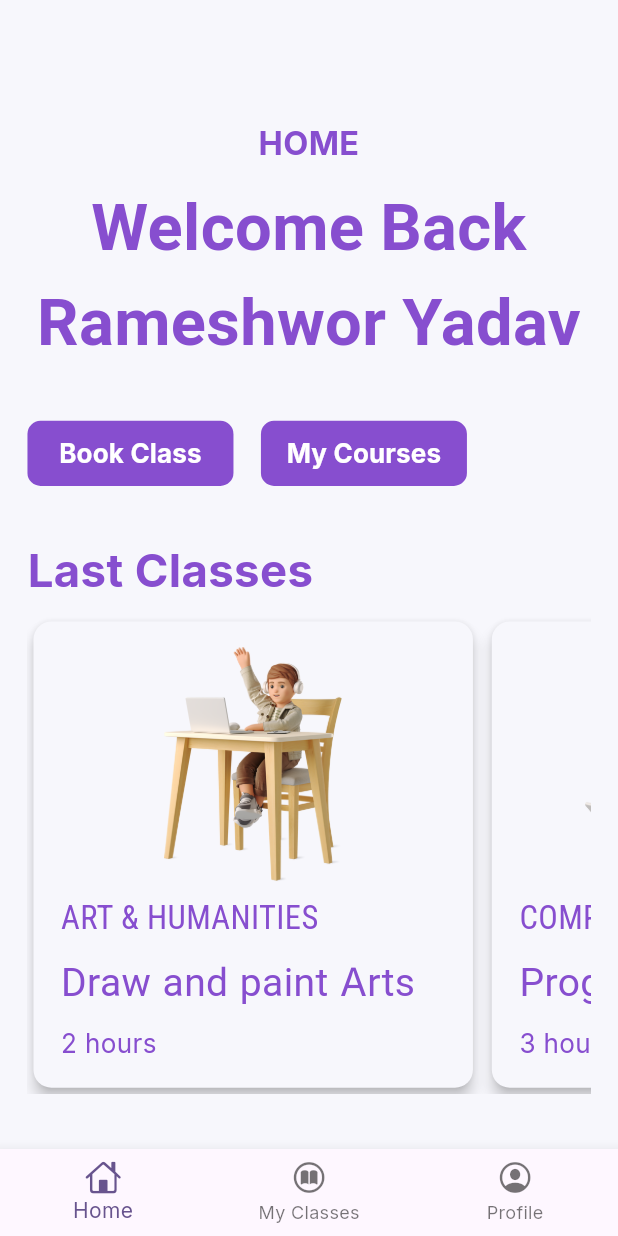
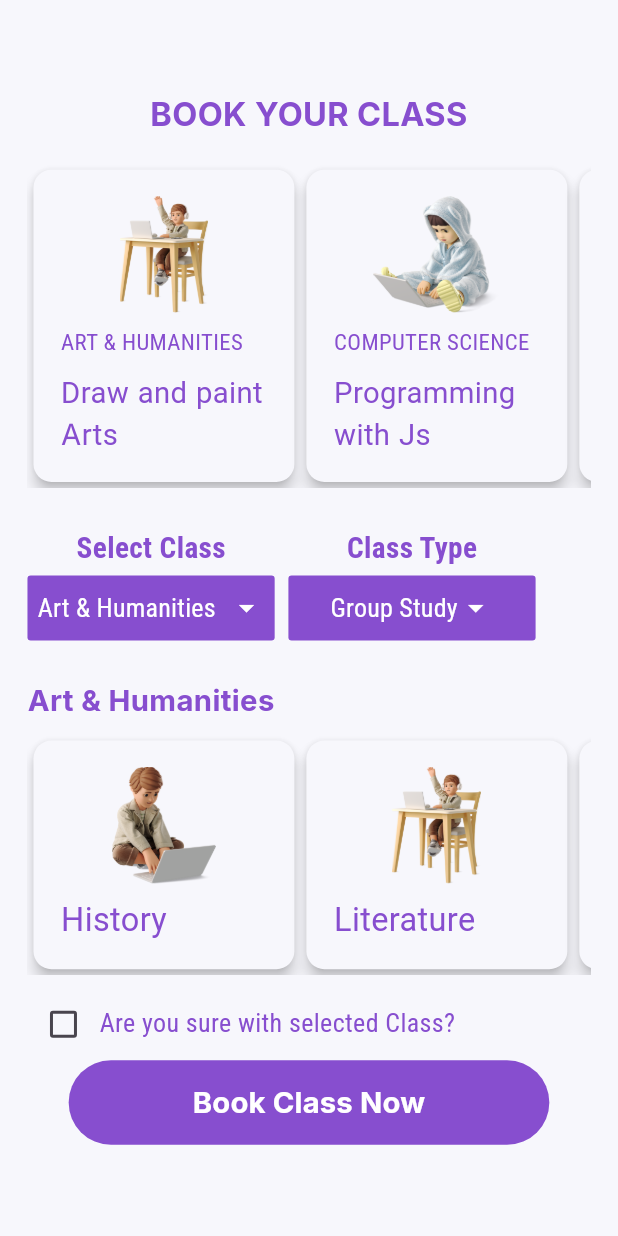
Before and after one commit to Yugesh-45d/E-Learning_app, a Flutter app: the screen it shows after launch, on a phone screen of 412 x 824 dp. Run offline on Flutter 3.47's test engine with Material 2 defaults, Android fonts, the phone set to English and light mode, and no system bars; our stand-ins replace flutter_screenutil, google_fonts.

Commit message:
Book Class Screen UI Completed

```diff
--- a/lib/config/helper_func.dart
+++ b/lib/config/helper_func.dart
@@ -160,6 +160,9 @@ class AppFunc {
     double facultytextSize = 20,
     double subjecttextSize = 24,
     double hoursTextSize = 16,
+    bool showFaculty = true,
+    bool showSubject = true,
+    bool showHours = true,
   }) {
     return Card(
       color: AppColors.backgroundColor,
@@ -174,6 +177,9 @@ class AppFunc {
                 height: imageHeight,
               ),
             ),
+            if (showFaculty)
+              Column(
+                children: [
                   AppFunc.mySizedbox(height: 8),
                   SizedBox(
                     width: cardWidth.w,
@@ -185,6 +191,11 @@ class AppFunc {
                       font: AppFonts.thirdFont,
                     ),
                   ),
+                ],
+              ),
+            if (showSubject)
+              Column(
+                children: [
                   AppFunc.mySizedbox(height: 8),
                   SizedBox(
                     width: cardWidth.w,
@@ -196,6 +207,11 @@ class AppFunc {
                       font: AppFonts.primaryFont,
                     ),
                   ),
+                ],
+              ),
+            if (showHours)
+              Column(
+                children: [
                   AppFunc.mySizedbox(height: 8),
                   SizedBox(
                     width: cardWidth.w,
@@ -205,6 +221,8 @@ class AppFunc {
                       size: hoursTextSize,
                       color: AppColors.primaryColor,
                     ),
+                  ),
+                ],
               ),
           ],
         ),
@@ -296,4 +314,42 @@ class AppFunc {
       ),
     );
   }
+
+//----------------------------For DropDownMenu Widget---------------------------------------------
+  static Container myDropDownMenu(
+      {required List<String> textList,
+      required String dropDownValue,
+      required void Function(String? value) func}) {
+    return Container(
+      decoration: BoxDecoration(
+        borderRadius: BorderRadius.circular(2.r),
+        color: AppColors.primaryColor,
+      ),
+      height: 40.h,
+      width: 144.w,
+      alignment: Alignment.center,
+      child: DropdownButton<String>(
+        underline: Container(
+          height: 2.h,
+          color: Colors.transparent,
+        ),
+        dropdownColor: AppColors.primaryColor,
+        value: dropDownValue,
+        iconEnabledColor: Colors.white,
+        items: textList
+            .map<DropdownMenuItem<String>>(
+              (e) => DropdownMenuItem(
+                value: e,
+                child: AppFunc.myText(
+                  text: e,
+                  size: 16,
+                  font: AppFonts.thirdFont,
+                ),
+              ),
+            )
+            .toList(),
+        onChanged: func,
+      ),
+    );
   }
+}
--- a/lib/main.dart
+++ b/lib/main.dart
@@ -1,7 +1,7 @@
 // ignore_for_file: prefer_const_constructors
 
+import 'package:e_learning_app/screens/main_pages/book_class_screen.dart';
 import 'package:e_learning_app/screens/main_pages/main_page.dart';
-import 'package:e_learning_app/screens/main_pages/select_course_screen.dart';
 import 'package:e_learning_app/screens/splash/splash_screen.dart';
 import 'package:flutter/material.dart';
 import 'package:flutter_screenutil/flutter_screenutil.dart';
@@ -29,9 +29,8 @@ class MyApp extends StatelessWidget {
           useMaterial3: true,
         ),
         // home: SplashScreen(),
-        // home: SelectCourseScreen(),
-        // home: OnboardingScreen(),
-        home: MainPage(),
+        home: BookClassScreen(),
+        // home: MainPage(),
       ),
     );
   }
--- a/lib/screens/login_pages/register_screen.dart
+++ b/lib/screens/login_pages/register_screen.dart
@@ -41,6 +41,7 @@ class _RegisterScreenState extends State<RegisterScreen> {
   }
 
 //TODO add user authentication here with Firebase
+//TODO ask name, address and profile picture here
 
   @override
   Widget build(BuildContext context) {
@@ -145,3 +146,4 @@ class _RegisterScreenState extends State<RegisterScreen> {
     );
   }
 }
+//TODO ask name, address and profile picture here
--- /dev/null
+++ b/lib/screens/main_pages/book_class_screen.dart
@@ -0,0 +1,273 @@
+// ignore_for_file: prefer_const_constructors, prefer_const_literals_to_create_immutables
+
+import 'package:e_learning_app/config/app_colors.dart';
+import 'package:e_learning_app/config/app_fonts.dart';
+import 'package:e_learning_app/config/helper_func.dart';
+import 'package:flutter/gestures.dart';
+import 'package:flutter/material.dart';
+
+class BookClassScreen extends StatefulWidget {
+  const BookClassScreen({super.key});
+
+  @override
+  State<BookClassScreen> createState() => _BookClassScreenState();
+}
+
+class _BookClassScreenState extends State<BookClassScreen> {
+  String dropDownValue1 = 'Art & Humanities';
+  String dropDownValue2 = 'Group Study';
+  bool checkboxValue = false;
+  int num = 1;
+  List<String> faculty = [
+    'Art & Humanities',
+    'Computer Science',
+    'Physics',
+  ];
+
+  List<String> classType = [
+    'Group Study',
+    'Self Study',
+    'Revision',
+  ];
+  void updateFaculty(String? newValue) {
+    setState(() {
+      dropDownValue1 = newValue!;
+    });
+  }
+
+  void updateClassType(String? newValue) {
+    setState(() {
+      dropDownValue2 = newValue!;
+    });
+  }
+
+  int checkClass() {
+    switch (dropDownValue1) {
+      case 'Art & Humanities':
+        return 1;
+      case 'Computer Science':
+        return 2;
+      case 'Physics':
+        return 3;
+      default:
+        return 1;
+    }
+  }
+
+  Column showFaculty({
+    required String image1,
+    required String subject1,
+    required String image2,
+    required String subject2,
+    required String image3,
+    required String subject3,
+  }) {
+    return Column(
+      children: [
+        SizedBox(
+          width: double.maxFinite,
+          child: AppFunc.myText(
+            alignment: TextAlign.left,
+            text: dropDownValue1,
+            color: AppColors.primaryColor,
+            size: 18,
+            weight: FontWeight.bold,
+          ),
+        ),
+        AppFunc.mySizedbox(height: 8),
+        SingleChildScrollView(
+          scrollDirection: Axis.horizontal,
+          child: Row(
+            children: [
+              AppFunc.myCard(
+                showHours: false,
+                showFaculty: false,
+                cardWidth: 120,
+                imageHeight: 72,
+                subjecttextSize: 20,
+                image: image1,
+                faculty: "",
+                subject: subject1,
+                hours: 4,
+              ),
+              AppFunc.myCard(
+                showHours: false,
+                showFaculty: false,
+                cardWidth: 120,
+                imageHeight: 72,
+                subjecttextSize: 20,
+                image: image2,
+                faculty: "",
+                subject: subject2,
+                hours: 4,
+              ),
+              AppFunc.myCard(
+                showHours: false,
+                showFaculty: false,
+                cardWidth: 120,
+                imageHeight: 72,
+                subjecttextSize: 20,
+                image: image3,
+                faculty: "",
+                subject: subject3,
+                hours: 4,
+              ),
+            ],
+          ),
+        ),
+      ],
+    );
+  }
+
+  @override
+  Widget build(BuildContext context) {
+    return Scaffold(
+      backgroundColor: AppColors.backgroundColor,
+      body: Padding(
+        padding: AppFunc.myPadding(),
+        child: Column(
+          mainAxisAlignment: MainAxisAlignment.center,
+          children: [
+            AppFunc.myText(
+              text: "BOOK YOUR CLASS",
+              color: AppColors.primaryColor,
+              weight: FontWeight.bold,
+              size: 20,
+            ),
+            AppFunc.mySizedbox(height: 16),
+            SingleChildScrollView(
+              scrollDirection: Axis.horizontal,
+              child: Row(
+                children: [
+                  AppFunc.myCard(
+                    showHours: false,
+                    cardWidth: 120,
+                    imageHeight: 72,
+                    facultytextSize: 14,
+                    subjecttextSize: 18,
+                    image: "4.png",
+                    faculty: "ART & HUMANITIES",
+                    subject: "Draw and paint Arts",
+                    hours: 2,
+                  ),
+                  AppFunc.myCard(
+                    showHours: false,
+                    cardWidth: 120,
+                    imageHeight: 72,
+                    facultytextSize: 14,
+                    subjecttextSize: 18,
+                    image: "2.png",
+                    faculty: "COMPUTER SCIENCE",
+                    subject: "Programming with Js",
+                    hours: 2,
+                  ),
+                  AppFunc.myCard(
+                    showHours: false,
+                    cardWidth: 120,
+                    imageHeight: 72,
+                    facultytextSize: 14,
+                    subjecttextSize: 18,
+                    image: "6.png",
+                    faculty: "PHYSICS",
+                    subject: "Quantum Mechanics",
+                    hours: 2,
+                  ),
+                ],
+              ),
+            ),
+            AppFunc.mySizedbox(height: 24),
+            Row(
+              children: [
+                Column(
+                  children: [
+                    AppFunc.myText(
+                      text: "Select Class",
+                      size: 18,
+                      color: AppColors.primaryColor,
+                      weight: FontWeight.bold,
+                      font: AppFonts.thirdFont,
+                    ),
+                    AppFunc.mySizedbox(height: 4),
+                    AppFunc.myDropDownMenu(
+                      textList: faculty,
+                      dropDownValue: dropDownValue1,
+                      func: (value) => updateFaculty(value),
+                    ),
+                  ],
+                ),
+                AppFunc.mySizedbox(width: 8),
+                Column(children: [
+                  AppFunc.myText(
+                    text: "Class Type",
+                    size: 18,
+                    color: AppColors.primaryColor,
+                    weight: FontWeight.bold,
+                    font: AppFonts.thirdFont,
+                  ),
+                  AppFunc.mySizedbox(height: 4),
+                  AppFunc.myDropDownMenu(
+                    textList: classType,
+                    dropDownValue: dropDownValue2,
+                    func: (value) => updateClassType(value),
+                  ),
+                ]),
+              ],
+            ),
+            AppFunc.mySizedbox(height: 24),
+            if (checkClass() == 1)
+              showFaculty(
+                  image1: '1.png',
+                  subject1: 'History',
+                  image2: '4.png',
+                  subject2: "Literature",
+                  image3: '6.png',
+                  subject3: 'Philosophy')
+            else if (checkClass() == 2)
+              showFaculty(
+                  image1: '2.png',
+                  subject1: 'Computer Architecture',
+                  image2: '7.png',
+                  subject2: 'Programming with Js',
+                  image3: '5.png',
+                  subject3: 'Programming with Dart')
+            else
+              showFaculty(
+                  image1: '3.png',
+                  subject1: 'Classical Mechanics',
+                  image2: '8.png',
+                  subject2: 'Nuclear Physics',
+                  image3: '1.png',
+                  subject3: 'Quantum Mechanics'),
+            AppFunc.mySizedbox(height: 8),
+            Row(
+              mainAxisAlignment: MainAxisAlignment.start,
+              children: [
+                Checkbox(
+                  value: checkboxValue,
+                  onChanged: (value) {
+                    setState(() {
+                      checkboxValue = value!;
+                    });
+                  },
+                ),
+                AppFunc.myText(
+                  //TODO add remember me functionality
+                  text: "Are you sure with selected Class?",
+                  font: AppFonts.thirdFont,
+                  size: 16,
+                  color: AppColors.primaryColor,
+                ),
+              ],
+            ),
+            AppFunc.myButton(
+              width: 280,
+              borderRadius: 32,
+              text: "Book Class Now",
+              func: () {},
+            ),
+          ],
+        ),
+      ),
+    );
+  }
+}
--- a/lib/screens/main_pages/home_page.dart
+++ b/lib/screens/main_pages/home_page.dart
@@ -3,6 +3,7 @@
 import 'package:e_learning_app/config/app_colors.dart';
 import 'package:e_learning_app/config/app_fonts.dart';
 import 'package:e_learning_app/config/helper_func.dart';
+import 'package:e_learning_app/screens/main_pages/book_class_screen.dart';
 import 'package:flutter/material.dart';
 
 class HomePage extends StatelessWidget {
@@ -36,7 +37,12 @@ class HomePage extends StatelessWidget {
               AppFunc.myButton(
                 text: "Book Class",
                 textSize: 16,
-                func: () {},
+                func: () {
+                  Navigator.push(
+                      context,
+                      MaterialPageRoute(
+                          builder: ((context) => BookClassScreen())));
+                },
                 //TODO add functionality here
                 width: 120,
                 height: 40,
--- a/lib/screens/main_pages/profile_page.dart
+++ b/lib/screens/main_pages/profile_page.dart
@@ -3,6 +3,7 @@
 import 'package:e_learning_app/config/app_colors.dart';
 import 'package:e_learning_app/config/app_fonts.dart';
 import 'package:e_learning_app/config/helper_func.dart';
+import 'package:e_learning_app/screens/login_pages/login_screen.dart';
 import 'package:flutter/cupertino.dart';
 import 'package:flutter/material.dart';
 import 'package:flutter_screenutil/flutter_screenutil.dart';
@@ -74,7 +75,10 @@ class ProfilePage extends StatelessWidget {
             width: 280,
             borderRadius: 32,
             text: "Log Out",
-            func: () {},
+            func: () {
+              Navigator.pushReplacement(context,
+                  MaterialPageRoute(builder: ((context) => LoginScreen())));
+            },
             //TODO Add Functionality Here
           ),
         ],
```
Lines whose indentation alone changed are shown as unchanged.
